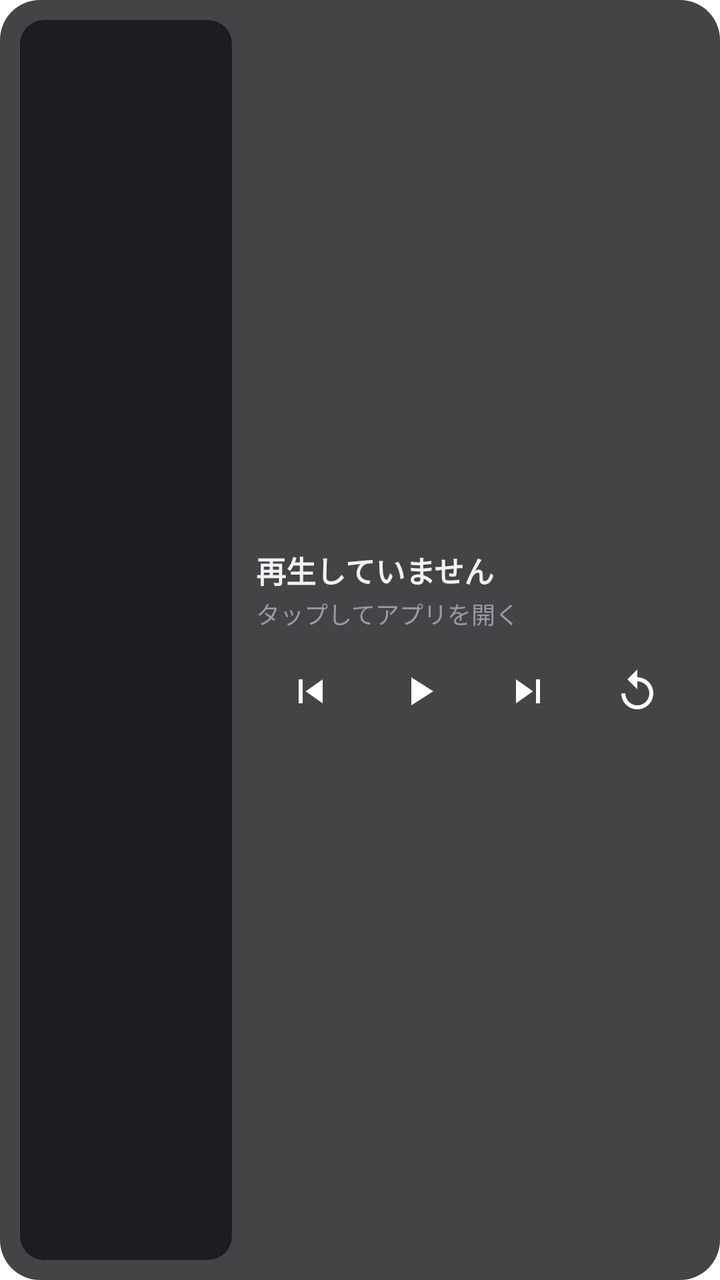
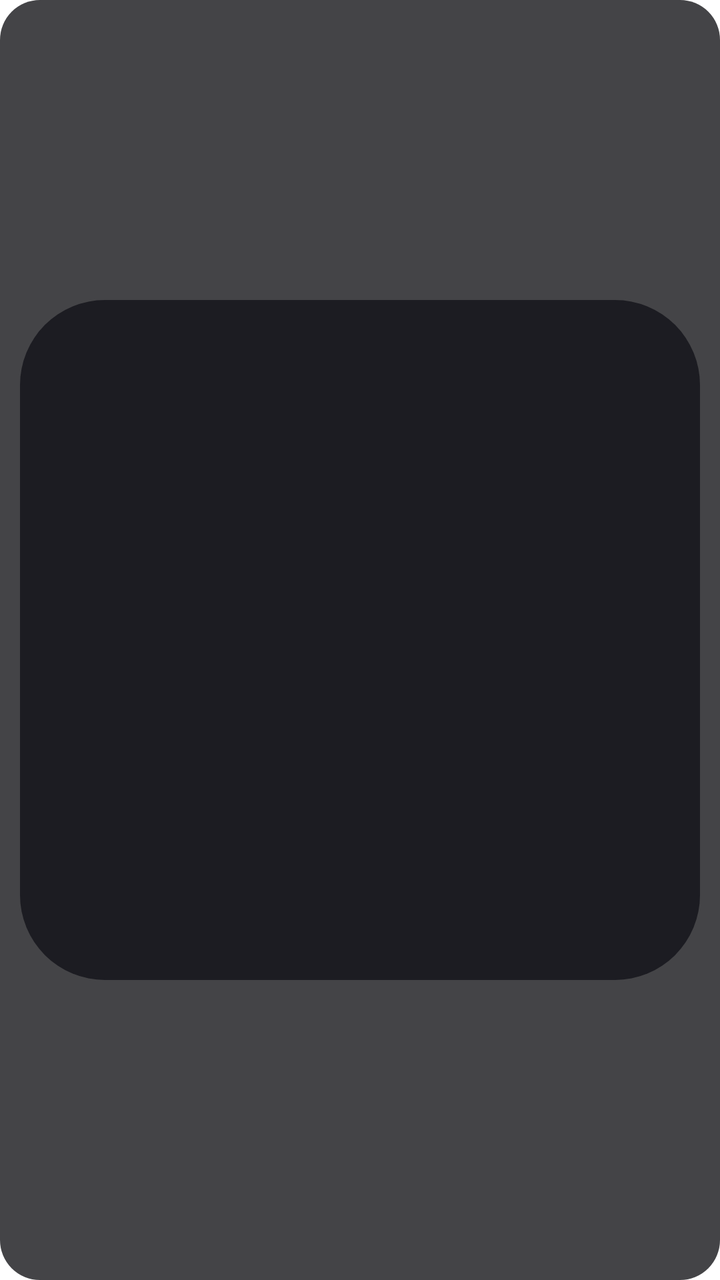

Compare the two renders of this Android layout. The source of the first and the diff that turns it into the second are given below.
<!-- AndroidManifest.xml: fallback theme Theme.MaterialComponents.DayNight.NoActionBar -->
<!-- res/layout/retracks_widget.xml -->
<?xml version="1.0" encoding="utf-8"?>
<LinearLayout xmlns:android="http://schemas.android.com/apk/res/android"
    android:id="@+id/retracks_widget_root"
    android:layout_width="match_parent"
    android:layout_height="match_parent"
    android:orientation="horizontal"
    android:background="@drawable/retracks_widget_background"
    android:padding="10dp"
    android:gravity="center_vertical">

  <ImageView
      android:id="@+id/retracks_widget_artwork"
      android:layout_width="0dp"
      android:layout_height="match_parent"
      android:layout_weight="1"
      android:adjustViewBounds="true"
      android:scaleType="centerCrop"
      android:background="@drawable/retracks_artwork_placeholder"
      android:contentDescription="@string/retracks_widget_artwork_description" />

  <LinearLayout
      android:layout_width="0dp"
      android:layout_height="wrap_content"
      android:layout_weight="2.2"
      android:orientation="vertical"
      android:paddingStart="12dp"
      android:paddingEnd="4dp">

    <TextView
        android:id="@+id/retracks_widget_title"
        android:layout_width="match_parent"
        android:layout_height="wrap_content"
        android:maxLines="1"
        android:ellipsize="end"
        android:textColor="#F2F2F5"
        android:textSize="15sp"
        android:textStyle="bold"
        android:text="@string/retracks_widget_idle_title" />

    <TextView
        android:id="@+id/retracks_widget_artist"
        android:layout_width="match_parent"
        android:layout_height="wrap_content"
        android:maxLines="1"
        android:ellipsize="end"
        android:textColor="#9A9AA8"
        android:textSize="12sp"
        android:layout_marginTop="2dp"
        android:text="@string/retracks_widget_idle_artist" />

    <LinearLayout
        android:layout_width="match_parent"
        android:layout_height="wrap_content"
        android:orientation="horizontal"
        android:layout_marginTop="10dp"
        android:gravity="center_vertical">

      <ImageButton
          android:id="@+id/retracks_widget_prev"
          android:layout_width="0dp"
          android:layout_height="40dp"
          android:layout_weight="1"
          android:background="?android:attr/selectableItemBackgroundBorderless"
          android:src="@drawable/retracks_ic_prev"
          android:contentDescription="@string/retracks_widget_prev_description" />

      <ImageButton
          android:id="@+id/retracks_widget_toggle"
          android:layout_width="0dp"
          android:layout_height="40dp"
          android:layout_weight="1"
          android:background="?android:attr/selectableItemBackgroundBorderless"
          android:src="@drawable/retracks_ic_play"
          android:contentDescription="@string/retracks_widget_toggle_description" />

      <ImageButton
          android:id="@+id/retracks_widget_next"
          android:layout_width="0dp"
          android:layout_height="40dp"
          android:layout_weight="1"
          android:background="?android:attr/selectableItemBackgroundBorderless"
          android:src="@drawable/retracks_ic_next"
          android:contentDescription="@string/retracks_widget_next_description" />

      <ImageButton
          android:id="@+id/retracks_widget_replay"
          android:layout_width="0dp"
          android:layout_height="40dp"
          android:layout_weight="1"
          android:background="?android:attr/selectableItemBackgroundBorderless"
          android:src="@drawable/retracks_ic_replay"
          android:contentDescription="@string/retracks_widget_replay_description" />
    </LinearLayout>
  </LinearLayout>
</LinearLayout>
<!-- resources referenced by this layout -->
<resources>
  <!-- drawable retracks_artwork_placeholder (drawable) -->
  <shape xmlns:android="http://schemas.android.com/apk/res/android" android:shape="rectangle">
    <solid android:color="#1C1C22" />
    <corners android:radius="12dp" />
  </shape>
  <!-- drawable retracks_ic_next (drawable) -->
  <vector xmlns:android="http://schemas.android.com/apk/res/android"
      android:width="24dp" android:height="24dp"
      android:viewportWidth="24" android:viewportHeight="24"
      android:tint="#FFFFFF">
    <path android:fillColor="#FFFFFF" android:pathData="M6,18l8.5,-6L6,6v12zM16,6v12h2V6h-2z"/>
  </vector>
  <!-- drawable retracks_ic_play (drawable) -->
  <vector xmlns:android="http://schemas.android.com/apk/res/android"
      android:width="24dp" android:height="24dp"
      android:viewportWidth="24" android:viewportHeight="24"
      android:tint="#FFFFFF">
    <path android:fillColor="#FFFFFF" android:pathData="M8,5v14l11,-7z"/>
  </vector>
  <!-- drawable retracks_ic_prev (drawable) -->
  <vector xmlns:android="http://schemas.android.com/apk/res/android"
      android:width="24dp" android:height="24dp"
      android:viewportWidth="24" android:viewportHeight="24"
      android:tint="#FFFFFF">
    <path android:fillColor="#FFFFFF" android:pathData="M6,6h2v12H6zM9.5,12l8.5,6V6z"/>
  </vector>
  <!-- drawable retracks_ic_replay (drawable) -->
  <vector xmlns:android="http://schemas.android.com/apk/res/android"
      android:width="24dp" android:height="24dp"
      android:viewportWidth="24" android:viewportHeight="24"
      android:tint="#FFFFFF">
    <path android:fillColor="#FFFFFF"
        android:pathData="M12,5V1L7,6l5,5V7c3.31,0 6,2.69 6,6s-2.69,6 -6,6 -6,-2.69 -6,-6H4c0,4.42 3.58,8 8,8s8,-3.58 8,-8 -3.58,-8 -8,-8z"/>
  </vector>
  <!-- drawable retracks_widget_background (drawable) -->
  <shape xmlns:android="http://schemas.android.com/apk/res/android" android:shape="rectangle">
    <solid android:color="#CC16161A" />
    <corners android:radius="20dp" />
  </shape>
  <string name="retracks_widget_artwork_description">アルバムジャケット</string>
  <string name="retracks_widget_idle_artist">タップしてアプリを開く</string>
  <string name="retracks_widget_idle_title">再生していません</string>
  <string name="retracks_widget_next_description">次の曲</string>
  <string name="retracks_widget_prev_description">前の曲</string>
  <string name="retracks_widget_replay_description">この曲を最初から</string>
  <string name="retracks_widget_toggle_description">再生／一時停止</string>
</resources>

<!-- the commit's change to res/layout/retracks_widget.xml (unified diff, before → after) -->
@@ -8,20 +8,20 @@
     android:padding="10dp"
     android:gravity="center_vertical">
 
+  
   <ImageView
       android:id="@+id/retracks_widget_artwork"
-      android:layout_width="0dp"
+      android:layout_width="wrap_content"
       android:layout_height="match_parent"
-      android:layout_weight="1"
       android:adjustViewBounds="true"
-      android:scaleType="centerCrop"
-      android:background="@drawable/retracks_artwork_placeholder"
-      android:contentDescription="@string/retracks_widget_artwork_description" />
+      android:scaleType="fitCenter"
+      android:contentDescription="@string/retracks_widget_artwork_description"
+      android:src="@drawable/retracks_artwork_placeholder" />
 
   <LinearLayout
       android:layout_width="0dp"
       android:layout_height="wrap_content"
-      android:layout_weight="2.2"
+      android:layout_weight="1"
       android:orientation="vertical"
       android:paddingStart="12dp"
       android:paddingEnd="4dp">
<!-- resource entries referenced after the edit -->
@@ -4,6 +4,8 @@
   <shape xmlns:android="http://schemas.android.com/apk/res/android" android:shape="rectangle">
     <solid android:color="#1C1C22" />
     <corners android:radius="12dp" />
+    
+    <size android:width="96dp" android:height="96dp" />
   </shape>
   <!-- drawable retracks_ic_next (drawable) -->
   <vector xmlns:android="http://schemas.android.com/apk/res/android"
